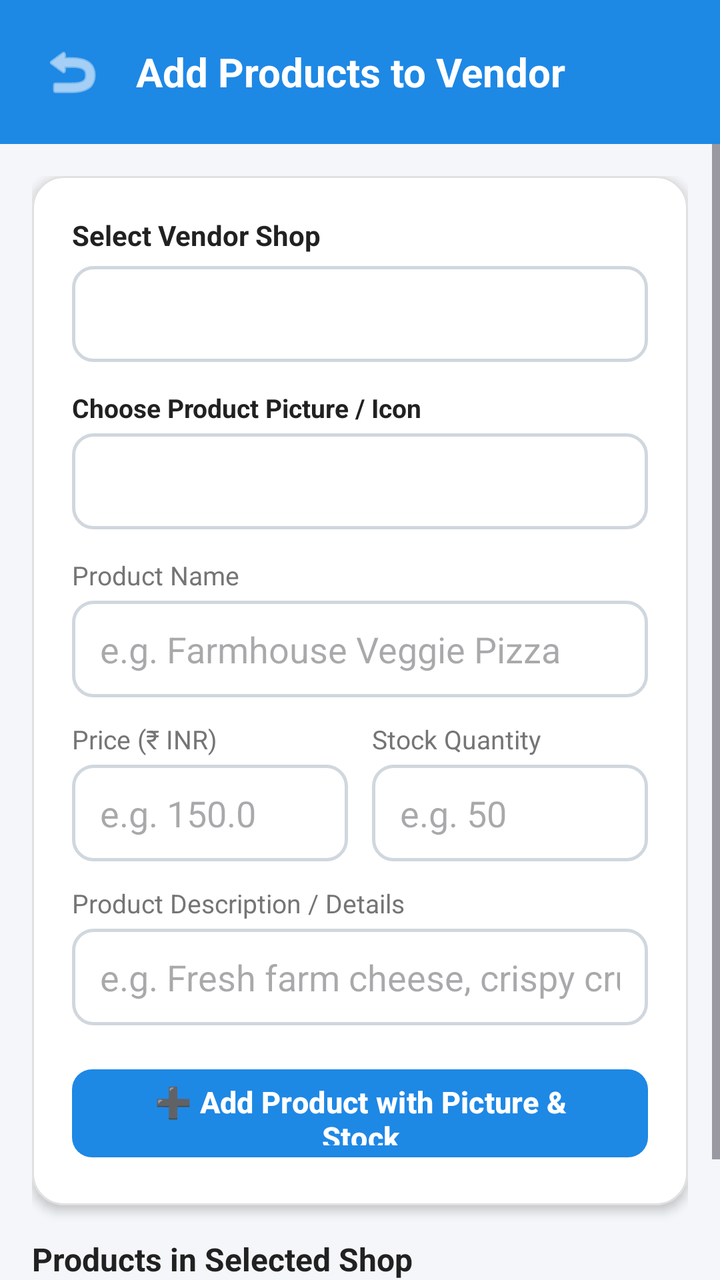
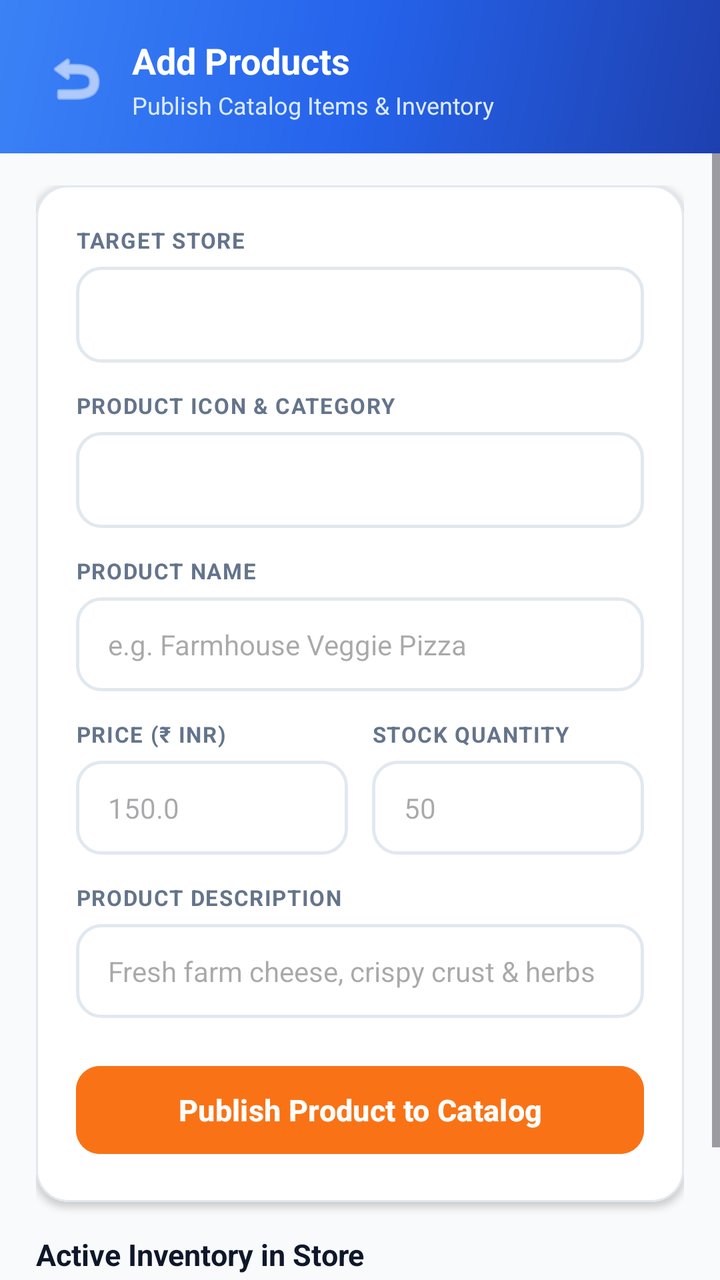

An Android layout rendered at two revisions. The XML below is the earlier revision; the diff shows what the commit changed to produce the second picture.
<!-- AndroidManifest.xml: application theme Theme.LocalVendorDelivery -->
<!-- res/layout/activity_admin_add_product.xml -->
<?xml version="1.0" encoding="utf-8"?>
<LinearLayout xmlns:android="http://schemas.android.com/apk/res/android"
    xmlns:app="http://schemas.android.com/apk/res-auto"
    android:layout_width="match_parent"
    android:layout_height="match_parent"
    android:orientation="vertical"
    android:background="@color/colorBackground">

    
    <LinearLayout
        android:layout_width="match_parent"
        android:layout_height="wrap_content"
        android:orientation="horizontal"
        android:background="@color/colorPrimary"
        android:padding="16dp"
        android:gravity="center_vertical">

        <ImageButton
            android:id="@+id/btnBackAddProduct"
            android:layout_width="40dp"
            android:layout_height="40dp"
            android:background="?attr/selectableItemBackgroundBorderless"
            android:src="@android:drawable/ic_menu_revert"
            app:tint="#FFFFFF"
            android:contentDescription="Back" />

        <TextView
            android:layout_width="wrap_content"
            android:layout_height="wrap_content"
            android:text="Add Products to Vendor"
            android:textColor="#FFFFFF"
            android:textSize="20sp"
            android:textStyle="bold"
            android:layout_marginStart="12dp" />
    </LinearLayout>

    <ScrollView
        android:layout_width="match_parent"
        android:layout_height="match_parent"
        android:fillViewport="true">

        <LinearLayout
            android:layout_width="match_parent"
            android:layout_height="wrap_content"
            android:orientation="vertical"
            android:padding="16dp">

            
            <com.google.android.material.card.MaterialCardView
                android:layout_width="match_parent"
                android:layout_height="wrap_content"
                android:layout_marginBottom="16dp"
                app:cardCornerRadius="16dp"
                app:cardElevation="3dp"
                app:cardBackgroundColor="#FFFFFF"
                app:strokeColor="@color/dividerColor"
                app:strokeWidth="1dp">

                <LinearLayout
                    android:layout_width="match_parent"
                    android:layout_height="wrap_content"
                    android:orientation="vertical"
                    android:padding="20dp">

                    <TextView
                        android:layout_width="wrap_content"
                        android:layout_height="wrap_content"
                        android:text="Select Vendor Shop"
                        android:textSize="14sp"
                        android:textStyle="bold"
                        android:textColor="@color/colorTextPrimary"
                        android:layout_marginBottom="6dp" />

                    <Spinner
                        android:id="@+id/spnVendors"
                        android:layout_width="match_parent"
                        android:layout_height="48dp"
                        android:background="@drawable/bg_edit_text"
                        android:layout_marginBottom="14dp" />

                    <TextView
                        android:layout_width="wrap_content"
                        android:layout_height="wrap_content"
                        android:text="Choose Product Picture / Icon"
                        android:textSize="13sp"
                        android:textStyle="bold"
                        android:textColor="@color/colorTextPrimary"
                        android:layout_marginBottom="4dp" />

                    <Spinner
                        android:id="@+id/spnProductImage"
                        android:layout_width="match_parent"
                        android:layout_height="48dp"
                        android:background="@drawable/bg_edit_text"
                        android:layout_marginBottom="14dp" />

                    <TextView
                        android:layout_width="wrap_content"
                        android:layout_height="wrap_content"
                        android:text="Product Name"
                        android:textSize="13sp"
                        android:textColor="@color/colorTextSecondary"
                        android:layout_marginBottom="4dp" />

                    <EditText
                        android:id="@+id/etProductName"
                        android:layout_width="match_parent"
                        android:layout_height="wrap_content"
                        android:hint="e.g. Farmhouse Veggie Pizza"
                        android:background="@drawable/bg_edit_text"
                        android:inputType="text"
                        android:layout_marginBottom="12dp" />

                    <LinearLayout
                        android:layout_width="match_parent"
                        android:layout_height="wrap_content"
                        android:orientation="horizontal"
                        android:layout_marginBottom="12dp">

                        <LinearLayout
                            android:layout_width="0dp"
                            android:layout_height="wrap_content"
                            android:layout_weight="1"
                            android:orientation="vertical"
                            android:layout_marginEnd="6dp">

                            <TextView
                                android:layout_width="wrap_content"
                                android:layout_height="wrap_content"
                                android:text="Price (₹ INR)"
                                android:textSize="13sp"
                                android:textColor="@color/colorTextSecondary"
                                android:layout_marginBottom="4dp" />

                            <EditText
                                android:id="@+id/etProductPrice"
                                android:layout_width="match_parent"
                                android:layout_height="wrap_content"
                                android:hint="e.g. 150.0"
                                android:background="@drawable/bg_edit_text"
                                android:inputType="numberDecimal" />
                        </LinearLayout>

                        <LinearLayout
                            android:layout_width="0dp"
                            android:layout_height="wrap_content"
                            android:layout_weight="1"
                            android:orientation="vertical"
                            android:layout_marginStart="6dp">

                            <TextView
                                android:layout_width="wrap_content"
                                android:layout_height="wrap_content"
                                android:text="Stock Quantity"
                                android:textSize="13sp"
                                android:textColor="@color/colorTextSecondary"
                                android:layout_marginBottom="4dp" />

                            <EditText
                                android:id="@+id/etProductQuantity"
                                android:layout_width="match_parent"
                                android:layout_height="wrap_content"
                                android:hint="e.g. 50"
                                android:background="@drawable/bg_edit_text"
                                android:inputType="number" />
                        </LinearLayout>
                    </LinearLayout>

                    <TextView
                        android:layout_width="wrap_content"
                        android:layout_height="wrap_content"
                        android:text="Product Description / Details"
                        android:textSize="13sp"
                        android:textColor="@color/colorTextSecondary"
                        android:layout_marginBottom="4dp" />

                    <EditText
                        android:id="@+id/etProductDesc"
                        android:layout_width="match_parent"
                        android:layout_height="wrap_content"
                        android:hint="e.g. Fresh farm cheese, crispy crust"
                        android:background="@drawable/bg_edit_text"
                        android:inputType="text"
                        android:layout_marginBottom="18dp" />

                    <Button
                        android:id="@+id/btnSubmitAddProduct"
                        android:layout_width="match_parent"
                        android:layout_height="52dp"
                        android:text="➕ Add Product with Picture &amp; Stock"
                        android:textSize="15sp"
                        android:textStyle="bold"
                        app:cornerRadius="10dp" />

                </LinearLayout>
            </com.google.android.material.card.MaterialCardView>

            
            <TextView
                android:layout_width="wrap_content"
                android:layout_height="wrap_content"
                android:text="Products in Selected Shop"
                android:textSize="16sp"
                android:textStyle="bold"
                android:textColor="@color/colorTextPrimary"
                android:layout_marginBottom="8dp" />

            <TextView
                android:id="@+id/tvShopProductsSummary"
                android:layout_width="match_parent"
                android:layout_height="wrap_content"
                android:text="No shop selected"
                android:textColor="@color/colorTextSecondary"
                android:background="@drawable/bg_edit_text"
                android:padding="12dp" />

        </LinearLayout>
    </ScrollView>
</LinearLayout>
<!-- resources referenced by this layout -->
<resources>
  <color name="colorBackground">#F4F6F9</color>
  <color name="colorPrimary">#1E88E5</color>
  <color name="colorTextPrimary">#212121</color>
  <color name="colorTextSecondary">#757575</color>
  <color name="dividerColor">#E0E0E0</color>
  <!-- drawable bg_edit_text (drawable) -->
  <?xml version="1.0" encoding="utf-8"?>
  <shape xmlns:android="http://schemas.android.com/apk/res/android"
      android:shape="rectangle">
      <solid android:color="#FFFFFF" />
      <stroke
          android:width="1.5dp"
          android:color="#D0D7DE" />
      <corners android:radius="10dp" />
      <padding
          android:bottom="12dp"
          android:left="14dp"
          android:right="14dp"
          android:top="12dp" />
  </shape>
  <style name="Theme.LocalVendorDelivery" parent="Base.Theme.LocalVendorDelivery" />
  <style name="Base.Theme.LocalVendorDelivery" parent="Theme.Material3.DayNight.NoActionBar">
          <item name="colorPrimary">@color/colorPrimary</item>
          <item name="colorPrimaryDark">@color/colorPrimaryDark</item>
          <item name="colorAccent">@color/colorAccent</item>
      </style>
  <color name="colorPrimaryDark">#1565C0</color>
  <color name="colorAccent">#FF9800</color>
</resources>

<!-- the commit's change to res/layout/activity_admin_add_product.xml (unified diff, before → after) -->
@@ -11,8 +11,11 @@
         android:layout_width="match_parent"
         android:layout_height="wrap_content"
         android:orientation="horizontal"
-        android:background="@color/colorPrimary"
-        android:padding="16dp"
+        android:background="@drawable/bg_header_gradient"
+        android:paddingStart="18dp"
+        android:paddingTop="18dp"
+        android:paddingEnd="18dp"
+        android:paddingBottom="16dp"
         android:gravity="center_vertical">
 
         <ImageButton
@@ -24,14 +27,29 @@
             app:tint="#FFFFFF"
             android:contentDescription="Back" />
 
-        <TextView
-            android:layout_width="wrap_content"
+        <LinearLayout
+            android:layout_width="0dp"
             android:layout_height="wrap_content"
-            android:text="Add Products to Vendor"
-            android:textColor="#FFFFFF"
-            android:textSize="20sp"
-            android:textStyle="bold"
-            android:layout_marginStart="12dp" />
+            android:layout_weight="1"
+            android:orientation="vertical"
+            android:layout_marginStart="8dp">
+
+            <TextView
+                android:layout_width="wrap_content"
+                android:layout_height="wrap_content"
+                android:text="Add Products"
+                android:textColor="#FFFFFF"
+                android:textSize="18sp"
+                android:textStyle="bold" />
+
+            <TextView
+                android:layout_width="wrap_content"
+                android:layout_height="wrap_content"
+                android:text="Publish Catalog Items &amp; Inventory"
+                android:textColor="#DBEAFE"
+                android:textSize="12sp"
+                android:layout_marginTop="2dp" />
+        </LinearLayout>
     </LinearLayout>
 
     <ScrollView
@@ -43,7 +61,10 @@
             android:layout_width="match_parent"
             android:layout_height="wrap_content"
             android:orientation="vertical"
-            android:padding="16dp">
+            android:paddingStart="18dp"
+            android:paddingTop="16dp"
+            android:paddingEnd="18dp"
+            android:paddingBottom="24dp">
 
             
             <com.google.android.material.card.MaterialCardView
@@ -51,8 +72,8 @@
                 android:layout_height="wrap_content"
                 android:layout_marginBottom="16dp"
                 app:cardCornerRadius="16dp"
-                app:cardElevation="3dp"
-                app:cardBackgroundColor="#FFFFFF"
+                app:cardElevation="2dp"
+                app:cardBackgroundColor="@color/colorSurface"
                 app:strokeColor="@color/dividerColor"
                 app:strokeWidth="1dp">
 
@@ -65,10 +86,11 @@
                     <TextView
                         android:layout_width="wrap_content"
                         android:layout_height="wrap_content"
-                        android:text="Select Vendor Shop"
-                        android:textSize="14sp"
-                        android:textStyle="bold"
-                        android:textColor="@color/colorTextPrimary"
+                        android:text="TARGET STORE"
+                        android:textSize="11sp"
+                        android:textStyle="bold"
+                        android:letterSpacing="0.05"
+                        android:textColor="@color/colorTextSecondary"
                         android:layout_marginBottom="6dp" />
 
                     <Spinner
@@ -81,11 +103,12 @@
                     <TextView
                         android:layout_width="wrap_content"
                         android:layout_height="wrap_content"
-                        android:text="Choose Product Picture / Icon"
-                        android:textSize="13sp"
-                        android:textStyle="bold"
-                        android:textColor="@color/colorTextPrimary"
-                        android:layout_marginBottom="4dp" />
+                        android:text="PRODUCT ICON &amp; CATEGORY"
+                        android:textSize="11sp"
+                        android:textStyle="bold"
+                        android:letterSpacing="0.05"
+                        android:textColor="@color/colorTextSecondary"
+                        android:layout_marginBottom="6dp" />
 
                     <Spinner
                         android:id="@+id/spnProductImage"
@@ -97,10 +120,12 @@
                     <TextView
                         android:layout_width="wrap_content"
                         android:layout_height="wrap_content"
-                        android:text="Product Name"
-                        android:textSize="13sp"
-                        android:textColor="@color/colorTextSecondary"
-                        android:layout_marginBottom="4dp" />
+                        android:text="PRODUCT NAME"
+                        android:textSize="11sp"
+                        android:textStyle="bold"
+                        android:letterSpacing="0.05"
+                        android:textColor="@color/colorTextSecondary"
+                        android:layout_marginBottom="6dp" />
 
                     <EditText
                         android:id="@+id/etProductName"
@@ -109,13 +134,15 @@
                         android:hint="e.g. Farmhouse Veggie Pizza"
                         android:background="@drawable/bg_edit_text"
                         android:inputType="text"
-                        android:layout_marginBottom="12dp" />
+                        android:textColor="@color/colorTextPrimary"
+                        android:textSize="14sp"
+                        android:layout_marginBottom="14dp" />
 
                     <LinearLayout
                         android:layout_width="match_parent"
                         android:layout_height="wrap_content"
                         android:orientation="horizontal"
-                        android:layout_marginBottom="12dp">
+                        android:layout_marginBottom="14dp">
 
                         <LinearLayout
                             android:layout_width="0dp"
@@ -127,18 +154,22 @@
                             <TextView
                                 android:layout_width="wrap_content"
                                 android:layout_height="wrap_content"
-                                android:text="Price (₹ INR)"
-                                android:textSize="13sp"
+                                android:text="PRICE (₹ INR)"
+                                android:textSize="11sp"
+                                android:textStyle="bold"
+                                android:letterSpacing="0.05"
                                 android:textColor="@color/colorTextSecondary"
-                                android:layout_marginBottom="4dp" />
+                                android:layout_marginBottom="6dp" />
 
                             <EditText
                                 android:id="@+id/etProductPrice"
                                 android:layout_width="match_parent"
                                 android:layout_height="wrap_content"
-                                android:hint="e.g. 150.0"
+                                android:hint="150.0"
                                 android:background="@drawable/bg_edit_text"
-                                android:inputType="numberDecimal" />
+                                android:inputType="numberDecimal"
+                                android:textColor="@color/colorTextPrimary"
+                                android:textSize="14sp" />
                         </LinearLayout>
 
                         <LinearLayout
@@ -151,46 +182,56 @@
                             <TextView
                                 android:layout_width="wrap_content"
                                 android:layout_height="wrap_content"
-                                android:text="Stock Quantity"
-                                android:textSize="13sp"
+                                android:text="STOCK QUANTITY"
+                                android:textSize="11sp"
+                                android:textStyle="bold"
+                                android:letterSpacing="0.05"
                                 android:textColor="@color/colorTextSecondary"
-                                android:layout_marginBottom="4dp" />
+                                android:layout_marginBottom="6dp" />
 
                             <EditText
                                 android:id="@+id/etProductQuantity"
                                 android:layout_width="match_parent"
                                 android:layout_height="wrap_content"
-                                android:hint="e.g. 50"
+                                android:hint="50"
                                 android:background="@drawable/bg_edit_text"
-                                android:inputType="number" />
+                                android:inputType="number"
+                                android:textColor="@color/colorTextPrimary"
+                                android:textSize="14sp" />
                         </LinearLayout>
                     </LinearLayout>
 
                     <TextView
                         android:layout_width="wrap_content"
                         android:layout_height="wrap_content"
-                        android:text="Product Description / Details"
-                        android:textSize="13sp"
-                        android:textColor="@color/colorTextSecondary"
-                        android:layout_marginBottom="4dp" />
+                        android:text="PRODUCT DESCRIPTION"
+                        android:textSize="11sp"
+                        android:textStyle="bold"
+                        android:letterSpacing="0.05"
+                        android:textColor="@color/colorTextSecondary"
+                        android:layout_marginBottom="6dp" />
 
                     <EditText
                         android:id="@+id/etProductDesc"
                         android:layout_width="match_parent"
                         android:layout_height="wrap_content"
-                        android:hint="e.g. Fresh farm cheese, crispy crust"
+                        android:hint="Fresh farm cheese, crispy crust &amp; herbs"
                         android:background="@drawable/bg_edit_text"
                         android:inputType="text"
-                        android:layout_marginBottom="18dp" />
+                        android:textColor="@color/colorTextPrimary"
+                        android:textSize="14sp"
+                        android:layout_marginBottom="20dp" />
 
                     <Button
                         android:id="@+id/btnSubmitAddProduct"
                         android:layout_width="match_parent"
                         android:layout_height="52dp"
-                        android:text="➕ Add Product with Picture &amp; Stock"
+                        android:text="Publish Product to Catalog"
                         android:textSize="15sp"
                         android:textStyle="bold"
-                        app:cornerRadius="10dp" />
+                        android:backgroundTint="@color/colorAccent"
+                        app:cornerRadius="12dp"
+                        app:elevation="0dp" />
 
                 </LinearLayout>
             </com.google.android.material.card.MaterialCardView>
@@ -199,8 +240,8 @@
             <TextView
                 android:layout_width="wrap_content"
                 android:layout_height="wrap_content"
-                android:text="Products in Selected Shop"
-                android:textSize="16sp"
+                android:text="Active Inventory in Store"
+                android:textSize="15sp"
                 android:textStyle="bold"
                 android:textColor="@color/colorTextPrimary"
                 android:layout_marginBottom="8dp" />
@@ -212,7 +253,9 @@
                 android:text="No shop selected"
                 android:textColor="@color/colorTextSecondary"
                 android:background="@drawable/bg_edit_text"
-                android:padding="12dp" />
+                android:textSize="13sp"
+                android:lineSpacingExtra="3dp"
+                android:padding="14dp" />
 
         </LinearLayout>
     </ScrollView>
<!-- resource entries referenced after the edit -->
@@ -1,10 +1,11 @@
 <!-- resources referenced by this layout -->
 <resources>
-  <color name="colorBackground">#F4F6F9</color>
-  <color name="colorPrimary">#1E88E5</color>
-  <color name="colorTextPrimary">#212121</color>
-  <color name="colorTextSecondary">#757575</color>
-  <color name="dividerColor">#E0E0E0</color>
+  <color name="colorBackground">#F8FAFC</color>
+  <color name="colorSurface">#FFFFFF</color>
+  <color name="colorPrimary">#2563EB</color>
+  <color name="colorTextPrimary">#0F172A</color>
+  <color name="colorTextSecondary">#64748B</color>
+  <color name="dividerColor">#E2E8F0</color>
   <!-- drawable bg_edit_text (drawable) -->
   <?xml version="1.0" encoding="utf-8"?>
   <shape xmlns:android="http://schemas.android.com/apk/res/android"
@@ -12,21 +13,36 @@
       <solid android:color="#FFFFFF" />
       <stroke
           android:width="1.5dp"
-          android:color="#D0D7DE" />
-      <corners android:radius="10dp" />
+          android:color="@color/dividerColor" />
+      <corners android:radius="12dp" />
       <padding
-          android:bottom="12dp"
-          android:left="14dp"
-          android:right="14dp"
-          android:top="12dp" />
+          android:bottom="14dp"
+          android:left="16dp"
+          android:right="16dp"
+          android:top="14dp" />
+  </shape>
+  <!-- drawable bg_header_gradient (drawable) -->
+  <?xml version="1.0" encoding="utf-8"?>
+  <shape xmlns:android="http://schemas.android.com/apk/res/android"
+      android:shape="rectangle">
+      <gradient
+          android:angle="135"
+          android:startColor="#1E40AF"
+          android:centerColor="#2563EB"
+          android:endColor="#3B82F6"
+          android:type="linear" />
   </shape>
   <style name="Theme.LocalVendorDelivery" parent="Base.Theme.LocalVendorDelivery" />
   <style name="Base.Theme.LocalVendorDelivery" parent="Theme.Material3.DayNight.NoActionBar">
           <item name="colorPrimary">@color/colorPrimary</item>
           <item name="colorPrimaryDark">@color/colorPrimaryDark</item>
           <item name="colorAccent">@color/colorAccent</item>
+          <item name="android:colorBackground">@color/colorBackground</item>
+          <item name="android:windowBackground">@color/colorBackground</item>
+          <item name="android:statusBarColor">@color/colorPrimaryDark</item>
+          <item name="android:navigationBarColor">#FFFFFF</item>
       </style>
-  <color name="colorPrimaryDark">#1565C0</color>
-  <color name="colorAccent">#FF9800</color>
+  <color name="colorPrimaryDark">#1D4ED8</color>
+  <color name="colorAccent">#F97316</color>
 </resources>
 
